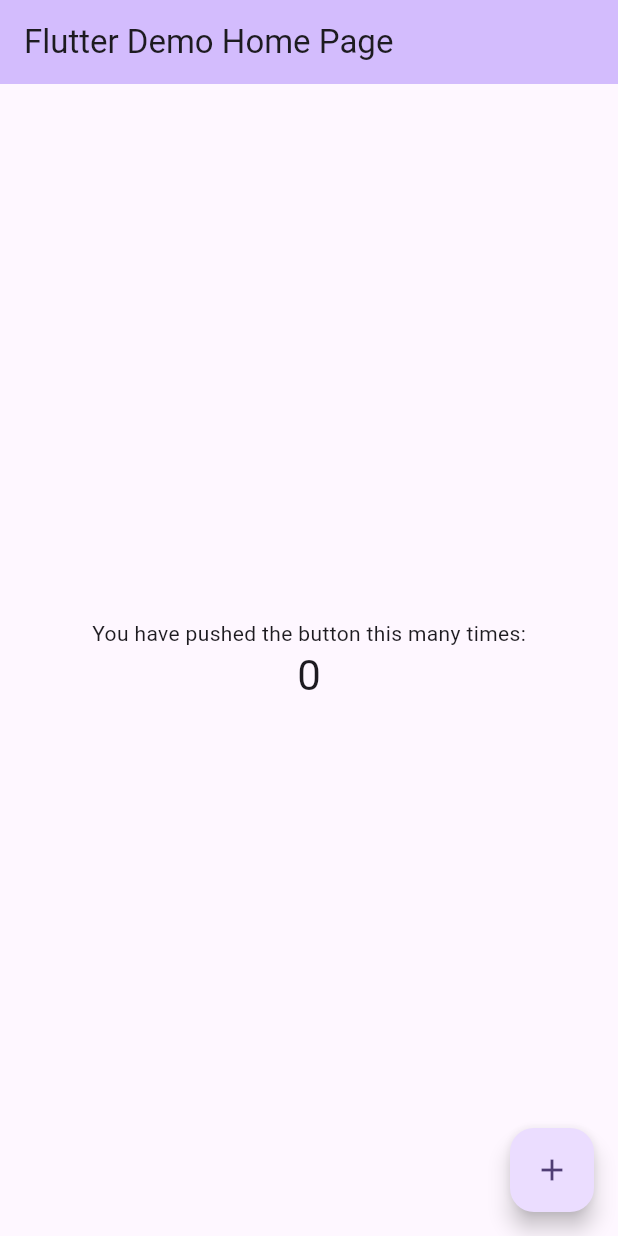
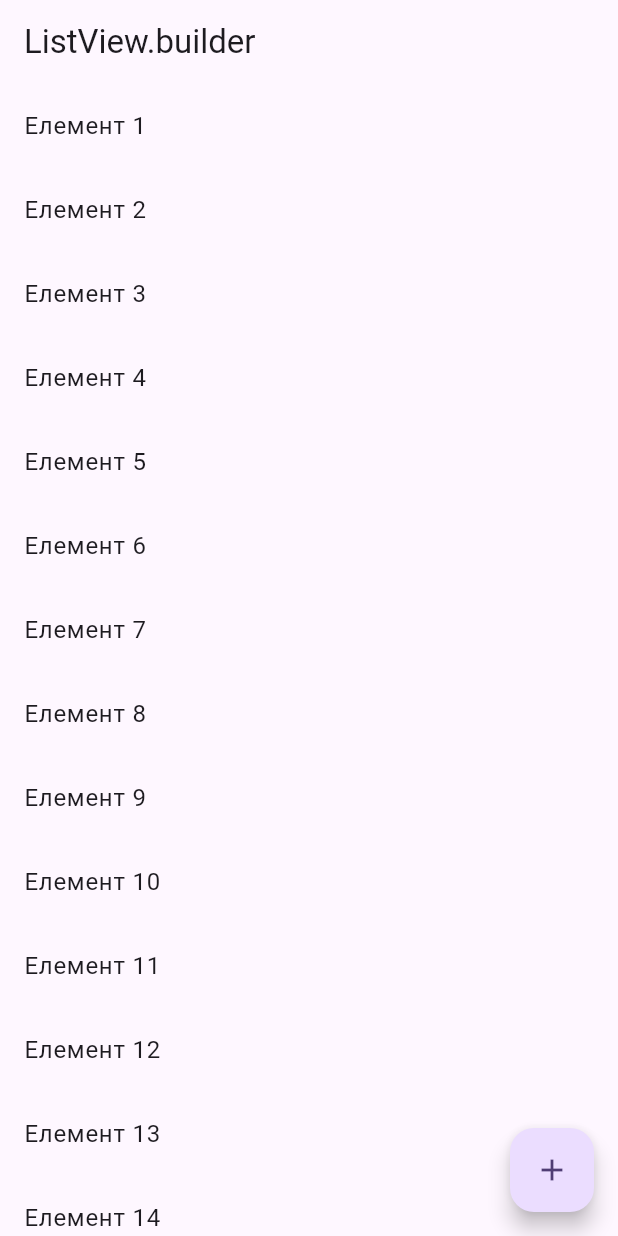
Before and after one commit to Spartakm67/flutter_home_work9, a Flutter app: the screen it shows after launch, on a phone screen of 412 x 824 dp. Run offline on Flutter 3.47's test engine with Material 3 defaults, Android fonts, the phone set to English and light mode, and no system bars.

Commit message:
Project structure added

```diff
--- a/lib/main.dart
+++ b/lib/main.dart
@@ -1,4 +1,6 @@
 import 'package:flutter/material.dart';
+import 'package:flutter_home_work9/screens/recipe_list_screen.dart';
+import 'package:flutter_home_work9/widgets/recipe_item.dart';
 
 void main() {
   runApp(const MyApp());
@@ -7,119 +9,17 @@ void main() {
 class MyApp extends StatelessWidget {
   const MyApp({super.key});
 
-  // This widget is the root of your application.
   @override
   Widget build(BuildContext context) {
     return MaterialApp(
       title: 'Flutter Demo',
       theme: ThemeData(
-        // This is the theme of your application.
-        //
-        // TRY THIS: Try running your application with "flutter run". You'll see
-        // the application has a purple toolbar. Then, without quitting the app,
-        // try changing the seedColor in the colorScheme below to Colors.green
-        // and then invoke "hot reload" (save your changes or press the "hot
-        // reload" button in a Flutter-supported IDE, or press "r" if you used
-        // the command line to start the app).
-        //
-        // Notice that the counter didn't reset back to zero; the application
-        // state is not lost during the reload. To reset the state, use hot
-        // restart instead.
-        //
-        // This works for code too, not just values: Most code changes can be
-        // tested with just a hot reload.
+
         colorScheme: ColorScheme.fromSeed(seedColor: Colors.deepPurple),
         useMaterial3: true,
       ),
-      home: const MyHomePage(title: 'Flutter Demo Home Page'),
+      // home: BuilderListView(),
+      home: RecipeList(),
     );
   }
 }
-
-class MyHomePage extends StatefulWidget {
-  const MyHomePage({super.key, required this.title});
-
-  // This widget is the home page of your application. It is stateful, meaning
-  // that it has a State object (defined below) that contains fields that affect
-  // how it looks.
-
-  // This class is the configuration for the state. It holds the values (in this
-  // case the title) provided by the parent (in this case the App widget) and
-  // used by the build method of the State. Fields in a Widget subclass are
-  // always marked "final".
-
-  final String title;
-
-  @override
-  State<MyHomePage> createState() => _MyHomePageState();
-}
-
-class _MyHomePageState extends State<MyHomePage> {
-  int _counter = 0;
-
-  void _incrementCounter() {
-    setState(() {
-      // This call to setState tells the Flutter framework that something has
-      // changed in this State, which causes it to rerun the build method below
-      // so that the display can reflect the updated values. If we changed
-      // _counter without calling setState(), then the build method would not be
-      // called again, and so nothing would appear to happen.
-      _counter++;
-    });
-  }
-
-  @override
-  Widget build(BuildContext context) {
-    // This method is rerun every time setState is called, for instance as done
-    // by the _incrementCounter method above.
-    //
-    // The Flutter framework has been optimized to make rerunning build methods
-    // fast, so that you can just rebuild anything that needs updating rather
-    // than having to individually change instances of widgets.
-    return Scaffold(
-      appBar: AppBar(
-        // TRY THIS: Try changing the color here to a specific color (to
-        // Colors.amber, perhaps?) and trigger a hot reload to see the AppBar
-        // change color while the other colors stay the same.
-        backgroundColor: Theme.of(context).colorScheme.inversePrimary,
-        // Here we take the value from the MyHomePage object that was created by
-        // the App.build method, and use it to set our appbar title.
-        title: Text(widget.title),
-      ),
-      body: Center(
-        // Center is a layout widget. It takes a single child and positions it
-        // in the middle of the parent.
-        child: Column(
-          // Column is also a layout widget. It takes a list of children and
-          // arranges them vertically. By default, it sizes itself to fit its
-          // children horizontally, and tries to be as tall as its parent.
-          //
-          // Column has various properties to control how it sizes itself and
-          // how it positions its children. Here we use mainAxisAlignment to
-          // center the children vertically; the main axis here is the vertical
-          // axis because Columns are vertical (the cross axis would be
-          // horizontal).
-          //
-          // TRY THIS: Invoke "debug painting" (choose the "Toggle Debug Paint"
-          // action in the IDE, or press "p" in the console), to see the
-          // wireframe for each widget.
-          mainAxisAlignment: MainAxisAlignment.center,
-          children: <Widget>[
-            const Text(
-              'You have pushed the button this many times:',
-            ),
-            Text(
-              '$_counter',
-              style: Theme.of(context).textTheme.headlineMedium,
-            ),
-          ],
-        ),
-      ),
-      floatingActionButton: FloatingActionButton(
-        onPressed: _incrementCounter,
-        tooltip: 'Increment',
-        child: const Icon(Icons.add),
-      ), // This trailing comma makes auto-formatting nicer for build methods.
-    );
-  }
-}
--- /dev/null
+++ b/lib/screens/recipe_list_screen.dart
@@ -0,0 +1,31 @@
+import 'package:flutter/material.dart';
+
+class RecipeList extends StatelessWidget {
+  final List<String> items =
+  List.generate(50, (index) => 'Елемент ${index + 1}');
+
+  RecipeList({super.key});
+
+  @override
+  Widget build(BuildContext context) {
+    return Scaffold(
+      appBar: AppBar(
+        title: const Text('ListView.builder'),
+      ),
+      body: ListView.builder(
+        itemCount: items.length,
+        itemBuilder: (context, index) {
+          return ListTile(
+            title: Text(
+                items[index]
+            ),
+          );
+        },
+      ),
+      floatingActionButton: FloatingActionButton(
+        onPressed: () {},
+        child: const Icon(Icons.add),
+      ),
+    );
+  }
+}
```
Also changed, not shown: lib/models/recipe.dart (added, +15 -0 lines), lib/widgets/recipe_form_add.dart (added, +303 -0 lines), pubspec.yaml (+6 -1 lines), lib/screens/recipe_detail_screen.dart (added), lib/stores/recipe_store.dart (added), lib/widgets/recipe_item.dart (added), pubspec.lock, 4 other files.
